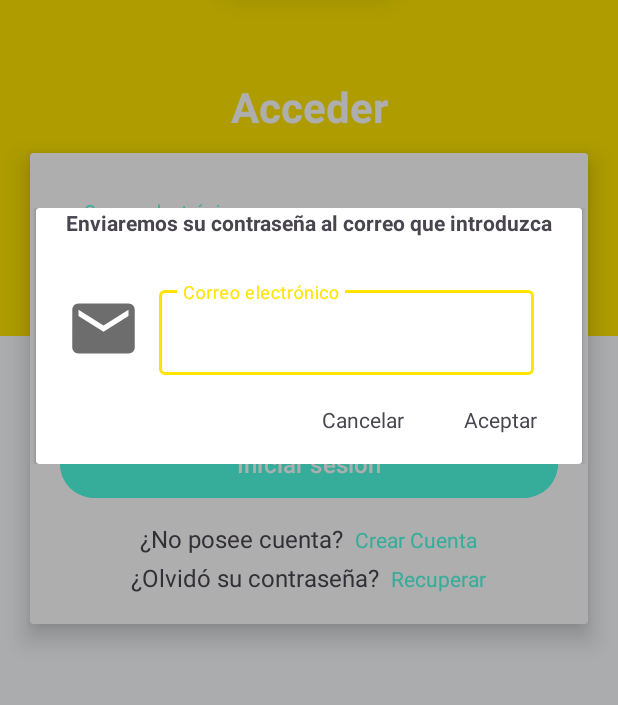
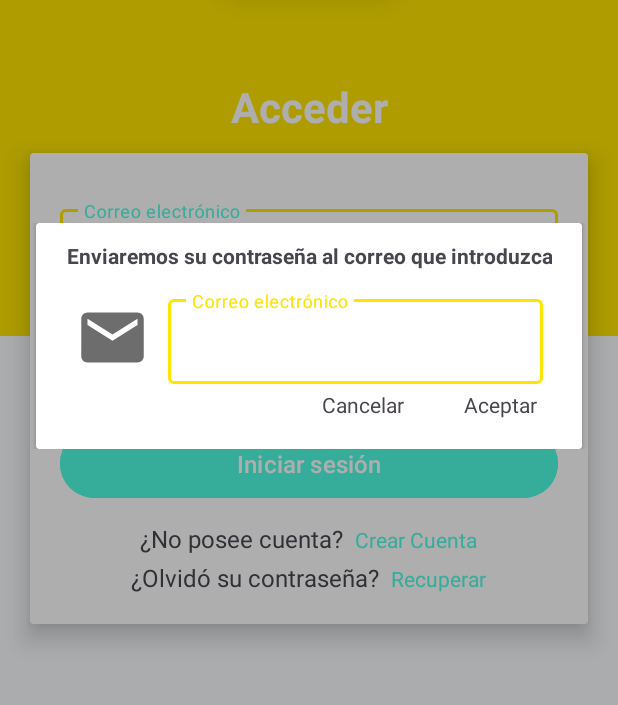
Before and after one commit to QNecesitas/NovaTaxi, an Android app: the screen it shows after launch (ActivityLogin), after a tap on "Recuperar", on a phone screen of 412 x 824 dp, the part 282-987 px from its top. Run offline under Robolectric (Android 15) with nearby library versions, the light colour scheme and no system bars; 2 other taps on this screen came first.

Commit message:
Login send email process was advanced

```diff
--- a/app/src/main/java/com/qnecesitas/novataxiapp/network/IRetrofitUsers.kt
+++ b/app/src/main/java/com/qnecesitas/novataxiapp/network/IRetrofitUsers.kt
@@ -34,7 +34,6 @@ interface IRetrofitUsers {
     @GET("SendRecoverPetition.php")
     fun sendRecoverPetition(
         @Query("token") token: String,
-        @Query("version") version: String,
         @Query("email") email: String
     ): Call<String>
 
--- a/app/src/main/java/com/qnecesitas/novataxiapp/network/UserDataSourceNetwork.kt
+++ b/app/src/main/java/com/qnecesitas/novataxiapp/network/UserDataSourceNetwork.kt
@@ -27,10 +27,9 @@ class UserDataSourceNetwork : IRetrofitUsers {
 
     override fun sendRecoverPetition(
         token: String,
-        version: String,
         email: String
     ): Call<String> {
-        return productApi.sendRecoverPetition(token,version, email)
+        return productApi.sendRecoverPetition(token, email)
     }
 
     override fun addUserInformation(
--- a/app/src/main/java/com/qnecesitas/novataxiapp/viewmodel/LoginViewModel.kt
+++ b/app/src/main/java/com/qnecesitas/novataxiapp/viewmodel/LoginViewModel.kt
@@ -86,7 +86,6 @@ class LoginViewModel : ViewModel() {
 
     //Send recover petition
     fun sendRecoverPetition(email: String){
-        _stateRecover.value = StateConstants.SUCCESS
         val call = userDataSourceNetwork.sendRecoverPetition(
             Constants.PHP_TOKEN,
             Constants.APP_VERSION,
--- a/app/src/main/res/layout/li_email_to_recover.xml
+++ b/app/src/main/res/layout/li_email_to_recover.xml
@@ -19,24 +19,27 @@
 
             <TextView
                 android:id="@+id/title"
-                android:layout_marginStart="20dp"
-                android:layout_marginEnd="20dp"
-                app:layout_constraintEnd_toEndOf="parent"
-                app:layout_constraintTop_toTopOf="parent"
-                app:layout_constraintStart_toStartOf="parent"
-                android:textStyle="bold"
                 android:layout_width="wrap_content"
                 android:layout_height="wrap_content"
-                android:text="@string/enviaremos_contrasena_correo"/>
+                android:layout_marginStart="20dp"
+                android:layout_marginTop="12dp"
+                android:layout_marginEnd="20dp"
+                android:text="@string/enviaremos_contrasena_correo"
+                android:textAlignment="center"
+                android:textStyle="bold"
+                app:layout_constraintEnd_toEndOf="parent"
+                app:layout_constraintStart_toStartOf="parent"
+                app:layout_constraintTop_toTopOf="parent" />
 
             <LinearLayout
+                app:layout_constraintEnd_toEndOf="parent"
                 android:id="@+id/ll_main_content"
                 android:layout_width="wrap_content"
                 android:layout_height="wrap_content"
-                android:padding="20dp"
+                android:layout_marginTop="10sp"
+                android:padding="4dp"
                 app:layout_constraintStart_toStartOf="parent"
-                app:layout_constraintTop_toBottomOf="@id/title"
-                android:layout_marginTop="10sp">
+                app:layout_constraintTop_toBottomOf="@id/title">
 
                 <ImageView
                     android:layout_width="50dp"
@@ -59,7 +62,7 @@
                         android:layout_width="wrap_content"
                         android:layout_height="wrap_content"
                         android:maxLength="100"
-                        android:minWidth="250dp"/>
+                        android:minWidth="250dp" />
 
                 </com.google.android.material.textfield.TextInputLayout>
 
@@ -69,23 +72,23 @@
                 android:id="@+id/btn_accept"
                 android:layout_width="wrap_content"
                 android:layout_height="wrap_content"
-                app:layout_constraintTop_toBottomOf="@id/ll_main_content"
-                app:layout_constraintEnd_toEndOf="parent"
-                app:layout_constraintBottom_toBottomOf="parent"
                 android:layout_marginEnd="30dp"
                 android:layout_marginBottom="20dp"
-                android:text="@string/Aceptar" />
+                android:text="@string/Aceptar"
+                app:layout_constraintBottom_toBottomOf="parent"
+                app:layout_constraintEnd_toEndOf="parent"
+                app:layout_constraintTop_toBottomOf="@id/ll_main_content" />
 
             <TextView
                 android:id="@+id/btn_cancel"
                 android:layout_width="wrap_content"
                 android:layout_height="wrap_content"
-                app:layout_constraintTop_toBottomOf="@id/ll_main_content"
-                app:layout_constraintEnd_toStartOf="@+id/btn_accept"
-                app:layout_constraintBottom_toBottomOf="parent"
                 android:layout_marginEnd="40dp"
                 android:layout_marginBottom="20dp"
-                android:text="@string/cancelar"/>
+                android:text="@string/cancelar"
+                app:layout_constraintBottom_toBottomOf="parent"
+                app:layout_constraintEnd_toStartOf="@+id/btn_accept"
+                app:layout_constraintTop_toBottomOf="@id/ll_main_content" />
 
         </androidx.constraintlayout.widget.ConstraintLayout>
 
--- a/app/src/main/res/values/strings.xml
+++ b/app/src/main/res/values/strings.xml
@@ -76,5 +76,11 @@
     <string name="errorObtenerUbic">Error al obtener la ubicación</string>
     <string name="Version_desactualizada">Versión desactualizada</string>
     <string name="Correo_no_confirmado">Correo no confirmado</string>
-    <string name="confirme_su_correo">Confirme su correo para continuar. Si está teniendo problemas en esto, comuníquese al: +5355759386</string>
+    <string name="confirme_su_correo">Confirme el correo que le hemos enviado para continuar. Si está teniendo problemas en esto, comuníquese al: +5355759386</string>
+    <string name="Cuenta_bloqueada">Cuenta bloqueada</string>
+    <string name="No_podra_usar_app">Por términos de seguridad y legales su cuenta ha sido bloqueada</string>
+    <string name="Si">Sí</string>
+    <string name="No">No</string>
+    <string name="salir">Salir</string>
+    <string name="seguro_desea_salir">¿Desea salir de la aplicación?</string>
 </resources>
```
Also changed, not shown: app/src/main/java/com/qnecesitas/novataxiapp/ActivityLogin.kt (+87 -8 lines).
